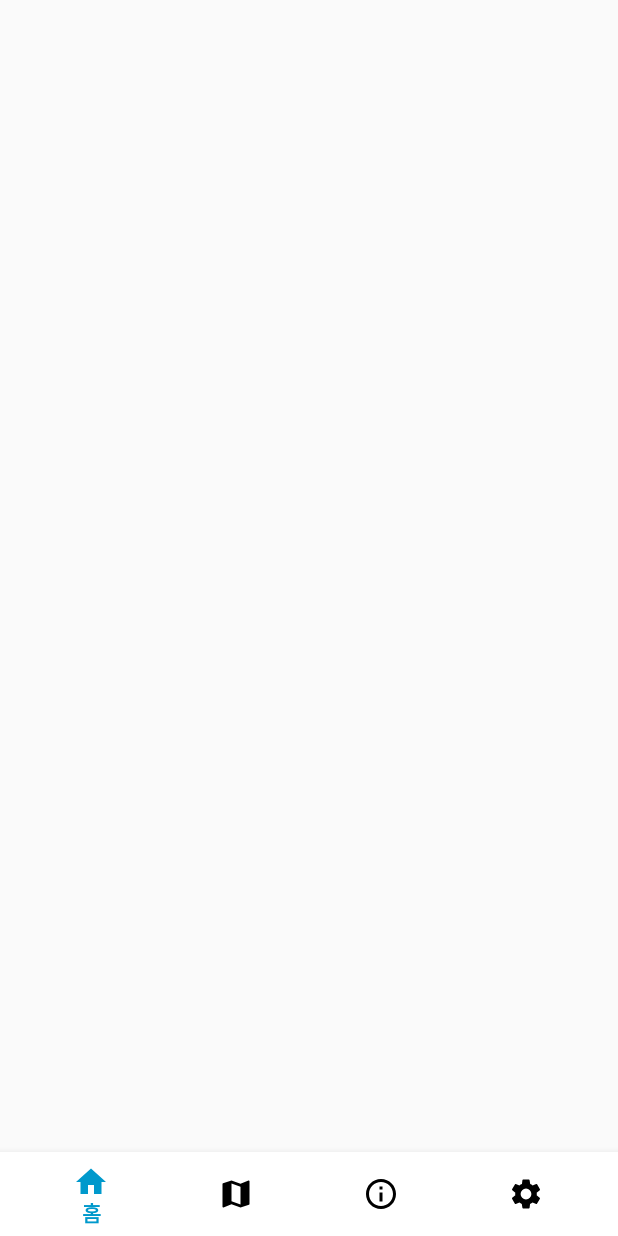
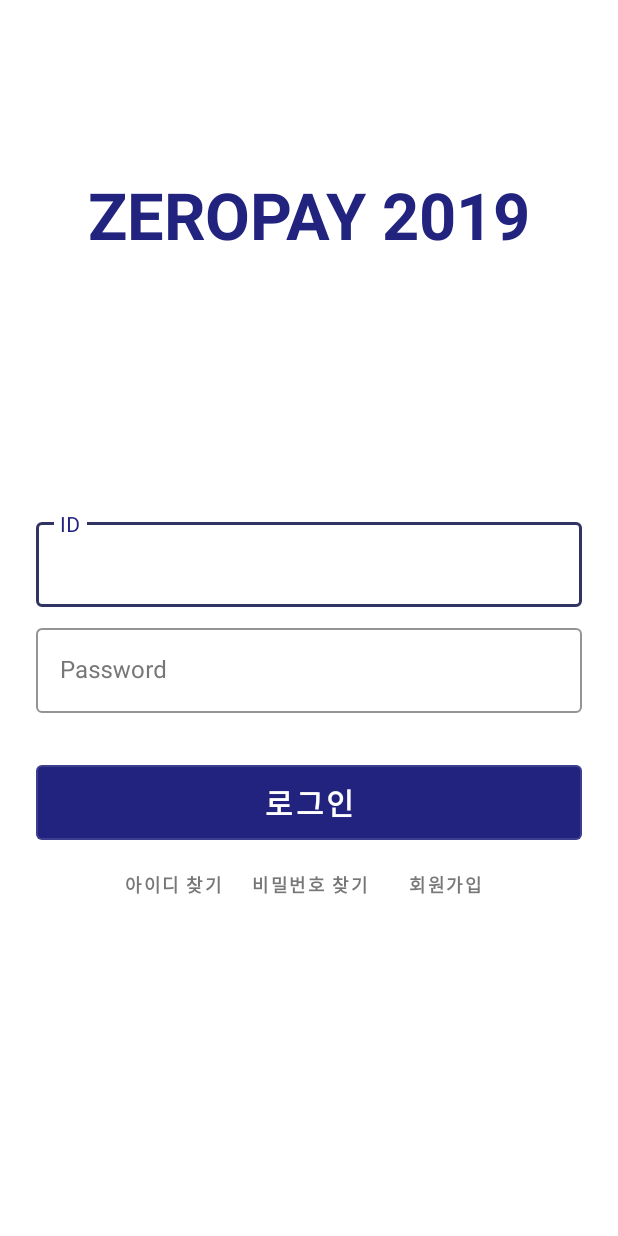
Before and after one commit to zeropay2019/ZeroPay_2019, an Android app: the screen it shows after launch (MainActivity before the commit, LoginActivity after it), on a phone screen of 412 x 824 dp. Before the commit the screen is almost empty. Run offline under Robolectric (Android 15) with nearby library versions, the phone set to English and light mode, and no system bars.

Commit message:
add : login activity xml

```diff
--- a/src/client/app/build.gradle
+++ b/src/client/app/build.gradle
@@ -47,4 +47,5 @@
     implementation 'com.squareup.retrofit2:retrofit:2.6.0'
     implementation 'com.squareup.retrofit2:converter-gson:2.6.0'
     implementation 'androidx.recyclerview:recyclerview:1.1.0-beta03'
+    implementation 'com.google.android.material:material:1.1.0-alpha09'
 }
--- a/src/client/app/src/main/AndroidManifest.xml
+++ b/src/client/app/src/main/AndroidManifest.xml
@@ -9,12 +9,14 @@
         android:roundIcon="@mipmap/ic_launcher_round"
         android:supportsRtl="true"
         android:theme="@style/AppTheme">
+        <activity android:name=".LoginActivity">
+            <intent-filter>
+                <action android:name="android.intent.action.MAIN" />
+
+                <category android:name="android.intent.category.LAUNCHER" />
+            </intent-filter>
+        </activity>
         <activity android:name=".MainActivity">
-            <intent-filter>
-                <action android:name="android.intent.action.MAIN"/>
-
-                <category android:name="android.intent.category.LAUNCHER"/>
-            </intent-filter>
         </activity>
     </application>
 
--- /dev/null
+++ b/src/client/app/src/main/java/com/seoul/app/zeropay_client/LoginActivity.kt
@@ -0,0 +1,12 @@
+package com.seoul.app.zeropay_client
+
+import android.os.Bundle
+import androidx.appcompat.app.AppCompatActivity
+
+class LoginActivity : AppCompatActivity() {
+
+    override fun onCreate(savedInstanceState: Bundle?) {
+        super.onCreate(savedInstanceState)
+        setContentView(R.layout.activity_login)
+    }
+}
--- /dev/null
+++ b/src/client/app/src/main/res/layout/activity_login.xml
@@ -0,0 +1,99 @@
+<?xml version="1.0" encoding="utf-8"?>
+<LinearLayout xmlns:android="http://schemas.android.com/apk/res/android"
+    xmlns:app="http://schemas.android.com/apk/res-auto"
+    xmlns:tools="http://schemas.android.com/tools"
+    android:layout_width="match_parent"
+    android:layout_height="match_parent"
+    android:background="#ffffff"
+    android:orientation="vertical"
+    android:padding="24dp"
+    tools:context=".LoginActivity">
+
+    <TextView
+        android:layout_width="wrap_content"
+        android:layout_height="wrap_content"
+        android:layout_gravity="center_horizontal"
+        android:layout_marginTop="90dp"
+        android:layout_marginBottom="170dp"
+        android:text="@string/zeropay_2019"
+        android:textAllCaps="true"
+        android:textColor="#21237E"
+        android:textSize="43sp"
+        android:textStyle="bold" />
+
+    <com.google.android.material.textfield.TextInputLayout
+        android:id="@+id/id_text_input"
+        style="@style/Widget.ZeroPay.TextInputLayout"
+        android:layout_width="match_parent"
+        android:layout_height="wrap_content"
+        android:hint="@string/id">
+
+        <com.google.android.material.textfield.TextInputEditText
+            android:id="@+id/id_edit_text"
+            android:layout_width="match_parent"
+            android:layout_height="wrap_content"
+            android:inputType="text"
+            android:maxLines="1"
+            android:textColorHighlight="@color/colorControlActivated" />
+    </com.google.android.material.textfield.TextInputLayout>
+
+    <com.google.android.material.textfield.TextInputLayout
+        android:id="@+id/password_text_input"
+        style="@style/Widget.ZeroPay.TextInputLayout"
+        android:layout_width="match_parent"
+        android:layout_height="wrap_content"
+        android:hint="@string/password"
+        app:errorEnabled="true">
+
+        <com.google.android.material.textfield.TextInputEditText
+            android:id="@+id/password_edit_text"
+            android:layout_width="match_parent"
+            android:layout_height="wrap_content"
+            android:inputType="textPassword" />
+    </com.google.android.material.textfield.TextInputLayout>
+
+    <LinearLayout
+        android:layout_width="match_parent"
+        android:layout_height="wrap_content"
+        android:gravity="center"
+        android:orientation="vertical">
+
+        <com.google.android.material.button.MaterialButton
+            android:id="@+id/login_button"
+            style="@style/Widget.ZeroPay.Button2"
+            android:layout_width="match_parent"
+            android:layout_height="62dp"
+            android:layout_gravity="center_vertical"
+            android:text="@string/login" />
+
+        <LinearLayout
+            android:layout_width="match_parent"
+            android:layout_height="wrap_content"
+            android:gravity="center">
+
+            <com.google.android.material.button.MaterialButton
+                android:id="@+id/findId_button"
+                style="@style/Widget.ZeroPay.Button.TextButton"
+                android:layout_width="wrap_content"
+                android:layout_height="wrap_content"
+                android:layout_gravity="center_vertical"
+                android:text="@string/find_id" />
+
+            <com.google.android.material.button.MaterialButton
+                android:id="@+id/findPassword_button"
+                style="@style/Widget.ZeroPay.Button.TextButton"
+                android:layout_width="wrap_content"
+                android:layout_height="wrap_content"
+                android:layout_gravity="center_vertical"
+                android:text="@string/find_password" />
+
+            <com.google.android.material.button.MaterialButton
+                android:id="@+id/sign_up_button"
+                style="@style/Widget.ZeroPay.Button.TextButton"
+                android:layout_width="wrap_content"
+                android:layout_height="wrap_content"
+                android:layout_gravity="center_vertical"
+                android:text="@string/register_member" />
+        </LinearLayout>
+    </LinearLayout>
+</LinearLayout>
--- a/src/client/app/src/main/res/values/colors.xml
+++ b/src/client/app/src/main/res/values/colors.xml
@@ -1,6 +1,9 @@
 <?xml version="1.0" encoding="utf-8"?>
 <resources>
-    <color name="colorPrimary">#008577</color>
-    <color name="colorPrimaryDark">#00574B</color>
-    <color name="colorAccent">#D81B60</color>
+    <color name="colorPrimary">#21237E</color>
+    <color name="colorPrimaryDark">#F3F3F3</color>
+    <color name="colorAccent">#574bae</color>
+    <color name="textColorPrimary">#000000</color>
+    <color name="toolbarIconColor">@color/textColorPrimary</color>
+    <color name="colorControlActivated">#1A1818</color>
 </resources>
--- a/src/client/app/src/main/res/values/strings.xml
+++ b/src/client/app/src/main/res/values/strings.xml
@@ -7,4 +7,11 @@
     <string name="bottomSecond">가맹점</string>
     <string name="bottomThird">가이드</string>
     <string name="bottomFourth">설정</string>
+    <string name="register_member">회원가입</string>
+    <string name="find_password">비밀번호 찾기</string>
+    <string name="find_id">아이디 찾기</string>
+    <string name="login">로그인</string>
+    <string name="password">Password</string>
+    <string name="id">ID</string>
+    <string name="zeropay_2019">ZeroPay 2019</string>
 </resources>
--- a/src/client/app/src/main/res/values/styles.xml
+++ b/src/client/app/src/main/res/values/styles.xml
@@ -1,11 +1,78 @@
-<resources>
+<resources xmlns:tools="http://schemas.android.com/tools">
 
     <!-- Base application theme. -->
-    <style name="AppTheme" parent="Theme.AppCompat.Light.NoActionBar">
+    <style name="AppTheme" parent="Theme.MaterialComponents.NoActionBar">
         <!-- Customize your theme here. -->
         <item name="colorPrimary">@color/colorPrimary</item>
         <item name="colorPrimaryDark">@color/colorPrimaryDark</item>
         <item name="colorAccent">@color/colorAccent</item>
+        <item name="android:windowLightStatusBar" tools:targetApi="m">true</item>
+        <item name="colorControlActivated">@color/colorControlActivated</item>
+        <item name="android:textColorPrimary">@color/textColorPrimary</item>
+        <item name="windowActionBar">false</item>
+        <item name="windowNoTitle">true</item>
     </style>
 
+    <style name="ZeroPay.ToolBar" parent="Widget.AppCompat.Toolbar">
+        <item name="android:background">#ffffff</item>
+        <item name="android:theme">@style/ThemeOverlay.AppCompat.Dark.ActionBar</item>
+        <item name="popupTheme">@style/ThemeOverlay.AppCompat.Light</item>
+    </style>
+
+    <style name="Widget.ZeroPay.TextInputLayout" parent="Widget.MaterialComponents.TextInputLayout.OutlinedBox">
+        <item name="hintTextAppearance">
+            @style/TextAppearance.ZeroPay.TextInputLayout.HintText
+        </item>
+        <item name="boxStrokeColor">#313463</item>
+        <item name="android:paddingBottom">8dp</item>
+        <item name="android:textColorHint">#777777</item>
+    </style>
+
+    <style name="TextAppearance.ZeroPay.TextInputLayout.HintText" parent="TextAppearance.MaterialComponents.Subtitle2">
+        <item name="android:textColor">#777777</item>
+    </style>
+
+    <style name="Widget.ZeroPay.Button" parent="Widget.MaterialComponents.Button">
+        <item name="android:textColor">?android:attr/textColorPrimary</item>
+        <item name="backgroundTint">?attr/colorPrimaryDark</item>
+    </style>
+
+    <style name="Widget.ZeroPay.Button2" parent="Widget.MaterialComponents.Button.OutlinedButton">
+        <item name="android:textColor">#ffffff</item>
+        <item name="android:textSize">20sp</item>
+        <item name="android:textStyle">bold</item>
+        <item name="backgroundTint">#21237E</item>
+    </style>
+
+    <style name="Widget.ZeroPay.Button3" parent="Widget.MaterialComponents.Button.OutlinedButton">
+        <item name="android:textColor">#ffffff</item>
+        <item name="android:textSize">20sp</item>
+        <item name="android:textStyle">bold</item>
+        <item name="backgroundTint">#D50000</item>
+    </style>
+
+    <style name="Widget.ZeroPay.Button4" parent="Widget.MaterialComponents.Button.TextButton">
+        <item name="android:textColor">#ffffff</item>
+        <item name="android:textSize">17sp</item>
+        <item name="backgroundTint">#57B836</item>
+    </style>
+
+    <style name="Widget.ZeroPay.Button.TextButton" parent="Widget.MaterialComponents.Button.TextButton">
+        <item name="android:textColor">#777777</item>
+        <item name="android:textSize">12sp</item>
+        <item name="android:textStyle">bold</item>
+        <item name="android:background">#ffffff</item>
+        <item name="rippleColor">#D6D6D6</item>
+    </style>
+
+    <style name="Widget.ZeroPay.Button.Transaction" parent="Widget.MaterialComponents.Button.TextButton">
+        <item name="android:textColor">#777777</item>
+        <item name="android:textSize">26sp</item>
+        <item name="android:background">#ffffff</item>
+        <item name="rippleColor">#D6D6D6</item>
+    </style>
+
+    <style name="AppTheme.AppBarOverlay" parent="ThemeOverlay.AppCompat.Dark.ActionBar" />
+    <style name="AppTheme.PopupOverlay" parent="ThemeOverlay.AppCompat.Light" />
+
 </resources>
```
Also changed, not shown: src/client/app/src/main/res/drawable/zero_pay.png (added). Lines whose indentation alone changed are shown as unchanged.
